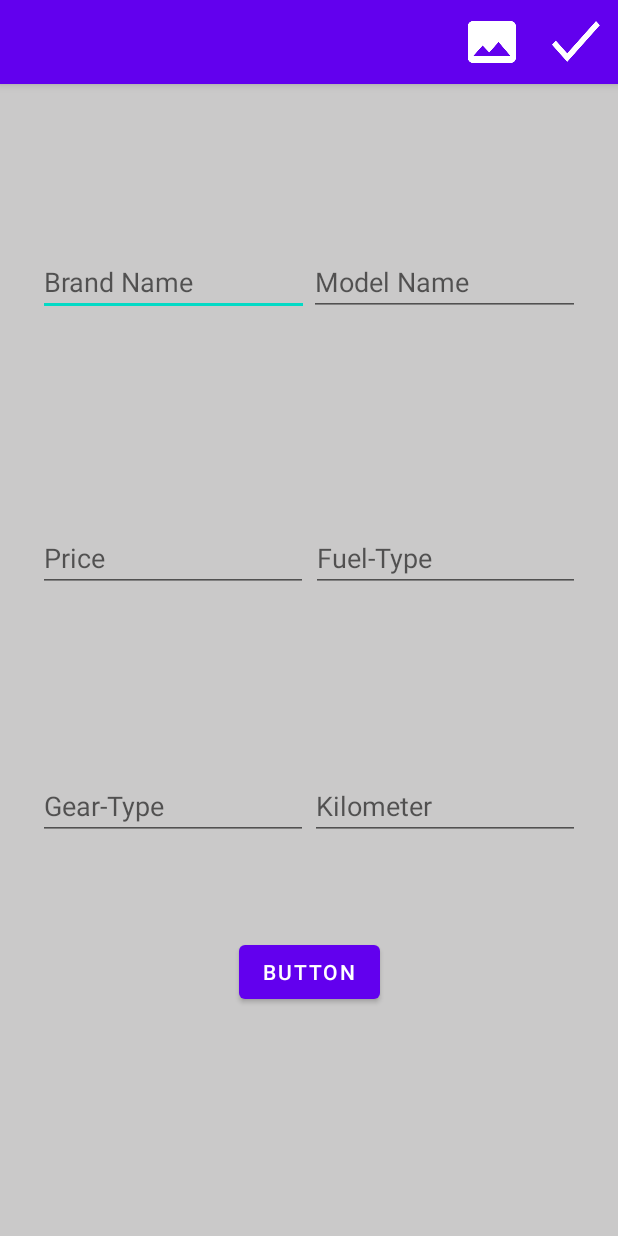
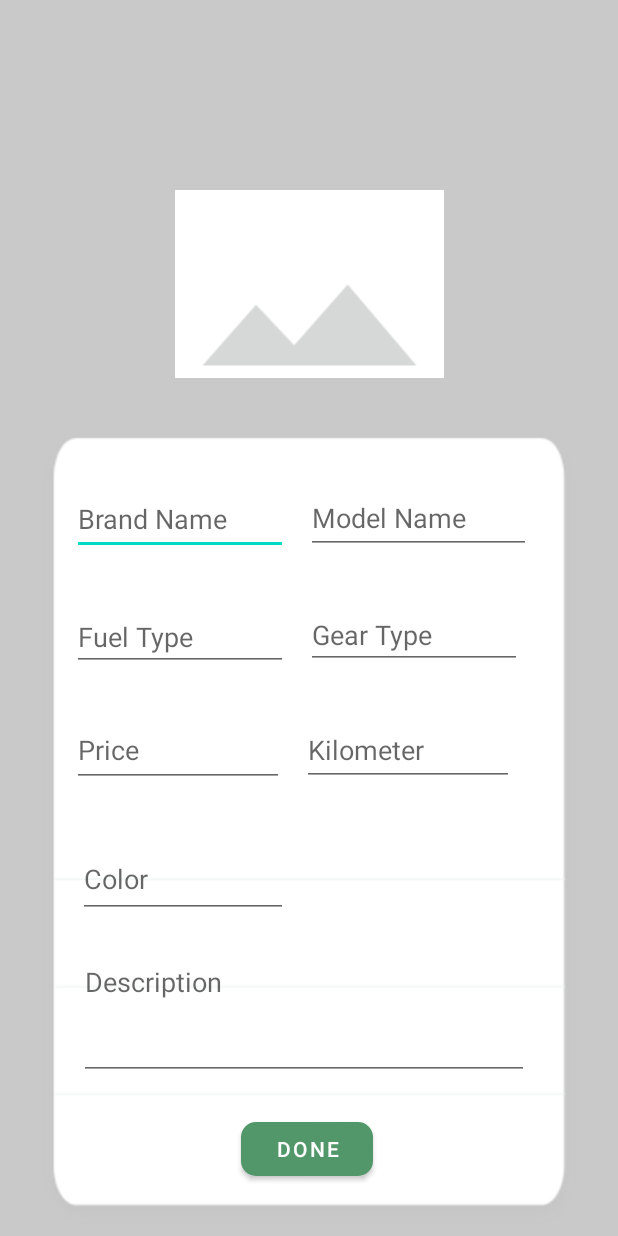
Before and after one commit to batuhanbaran/G14_TrinkCar, an Android app: the NewCarPage screen opened directly, with no data from a screen before it, on a phone screen of 412 x 824 dp. Run offline under Robolectric (Android 15) with nearby library versions, the phone set to English and light mode, and no system bars; libraries missing offline, so code that uses them is left out: com.example.ise308; Roboto replaces fonts that are not available here.

Commit message:
fifth commit

```diff
--- a/app/src/main/java/com/example/ise308/ozkan/ezgi/g14_trinkcar/CarAdapter.kt
+++ b/app/src/main/java/com/example/ise308/ozkan/ezgi/g14_trinkcar/CarAdapter.kt
@@ -5,13 +5,14 @@ import android.view.View
 import android.view.ViewGroup
 import android.widget.TextView
 import androidx.recyclerview.widget.RecyclerView
-import kotlinx.android.synthetic.main.car_new_page.*
+import kotlinx.android.synthetic.main.car_add_page.*
 
 
 
 class CarAdapter(
     private val mainActivity: MainActivity,
     private val carList: List<Car>)
+
     : RecyclerView.Adapter<CarAdapter.ListItemHolder>(){
 
 
--- a/app/src/main/java/com/example/ise308/ozkan/ezgi/g14_trinkcar/NewCarPage.kt
+++ b/app/src/main/java/com/example/ise308/ozkan/ezgi/g14_trinkcar/NewCarPage.kt
@@ -1,29 +1,27 @@
 package com.example.ise308.ozkan.ezgi.g14_trinkcar
+import android.content.Intent
 import kotlinx.android.synthetic.main.activity_main.*
 
 import androidx.appcompat.app.AppCompatActivity
 import android.os.Bundle
 import android.widget.Button
-import kotlinx.android.synthetic.main.car_new_page.*
+import kotlinx.android.synthetic.main.car_add_page.*
 import android.view.Menu
 
 class NewCarPage : AppCompatActivity() {
 
-    override fun onCreateOptionsMenu(menu: Menu?): Boolean {
-        val inflater = menuInflater
-        inflater.inflate(R.menu.car_new_menu, menu)
-        return super.onCreateOptionsMenu(menu)
-    }
+
 
     override fun onCreate(savedInstanceState: Bundle?) {
         super.onCreate(savedInstanceState)
-        setContentView(R.layout.car_new_page)
+
+        supportActionBar?.hide()
+        setContentView(R.layout.car_add_page)
 
 
 
         //user can add a new car for tap done button
-        val btnOk = findViewById(R.id.btnokk) as Button
-
+        val btnOk = findViewById(R.id.btnOk) as Button
 
 
 
@@ -41,9 +39,11 @@ class NewCarPage : AppCompatActivity() {
             newCar.gearType = gearType.text.toString()
             newCar.km = kilometer.text.toString().toDouble()
 
+            val intent = Intent(this, MainActivity::class.java)
 
+            MainActivity().createNewCar(newCar)
 
-
+            println(newCar.brandName + "Helllooooo")
 
         }
 
--- a/app/src/main/res/layout/activity_main.xml
+++ b/app/src/main/res/layout/activity_main.xml
@@ -8,6 +8,7 @@
 
 
     <androidx.recyclerview.widget.RecyclerView
+        android:id="@+id/recylerView"
         android:layout_width="match_parent"
         android:layout_height="match_parent"
         tools:layout_editor_absoluteX="130dp"
--- a/app/src/main/res/layout/car_add_page.xml
+++ b/app/src/main/res/layout/car_add_page.xml
@@ -7,143 +7,150 @@
     android:background="#CAC9C9"
     app:layout_constraintCircleRadius="30dp">
 
+
+
+    <ImageButton
+        android:id="@+id/imageButton"
+        android:layout_width="179dp"
+        android:layout_height="125dp"
+        android:layout_marginTop="24dp"
+        android:layout_marginBottom="30dp"
+        app:layout_constraintBottom_toTopOf="@+id/imageView4"
+        app:layout_constraintEnd_toEndOf="parent"
+        app:layout_constraintStart_toStartOf="parent"
+        app:layout_constraintTop_toTopOf="parent"
+        app:layout_constraintVertical_bias="1.0"
+        app:srcCompat="@drawable/image" />
+
     <ImageView
-        android:id="@+id/imageView6"
-        android:layout_width="374dp"
-        android:layout_height="476dp"
-        android:layout_marginBottom="44dp"
-        android:paddingTop="10dp"
+        android:id="@+id/imageView4"
+        android:layout_width="403dp"
+        android:layout_height="542dp"
         app:layout_constraintBottom_toBottomOf="parent"
         app:layout_constraintEnd_toEndOf="parent"
         app:layout_constraintStart_toStartOf="parent"
         app:srcCompat="@drawable/img6" />
 
     <EditText
-        android:id="@+id/editTextTextPersonName2"
-        android:layout_width="137dp"
-        android:layout_height="54dp"
-        android:layout_marginStart="28dp"
-        android:layout_marginLeft="28dp"
-        android:layout_marginTop="84dp"
+        android:id="@+id/brandName"
+        android:layout_width="144dp"
+        android:layout_height="48dp"
+        android:layout_marginStart="48dp"
+        android:layout_marginLeft="48dp"
+        android:layout_marginTop="40dp"
         android:ems="10"
+        android:hint="Brand Name"
         android:inputType="textPersonName"
-        android:text="Name"
-        app:layout_constraintStart_toStartOf="@+id/imageView6"
-        app:layout_constraintTop_toTopOf="@+id/imageView6" />
+        app:layout_constraintStart_toStartOf="parent"
+        app:layout_constraintTop_toTopOf="@+id/imageView4" />
 
     <EditText
-        android:id="@+id/editTextTextPersonName5"
-        android:layout_width="161dp"
-        android:layout_height="56dp"
-        android:layout_marginEnd="36dp"
-        android:layout_marginRight="36dp"
+        android:id="@+id/modelName"
+        android:layout_width="150dp"
+        android:layout_height="47dp"
+        android:layout_marginStart="12dp"
+        android:layout_marginLeft="12dp"
         android:ems="10"
+        android:hint="Model Name"
         android:inputType="textPersonName"
-        android:text="Name"
-        app:layout_constraintBottom_toBottomOf="@+id/editTextTextPersonName2"
-        app:layout_constraintEnd_toEndOf="@+id/imageView6"
-        app:layout_constraintTop_toTopOf="@+id/editTextTextPersonName2"
-        app:layout_constraintVertical_bias="1.0" />
+        app:layout_constraintBottom_toBottomOf="@+id/brandName"
+        app:layout_constraintStart_toEndOf="@+id/brandName"
+        app:layout_constraintTop_toTopOf="@+id/brandName"
+        app:layout_constraintVertical_bias="0.0" />
 
     <EditText
-        android:id="@+id/editTextTextPersonName6"
-        android:layout_width="136dp"
+        android:id="@+id/fuelType"
+        android:layout_width="144dp"
         android:layout_height="45dp"
-        android:layout_marginStart="28dp"
-        android:layout_marginLeft="28dp"
-        android:layout_marginTop="76dp"
+        android:layout_marginStart="48dp"
+        android:layout_marginLeft="48dp"
+        android:layout_marginTop="32dp"
         android:ems="10"
+        android:hint="Fuel Type"
         android:inputType="textPersonName"
-        android:text="Name"
-        app:layout_constraintStart_toStartOf="@+id/imageView6"
-        app:layout_constraintTop_toBottomOf="@+id/editTextTextPersonName2" />
+        app:layout_constraintStart_toStartOf="parent"
+        app:layout_constraintTop_toBottomOf="@+id/brandName" />
 
     <EditText
-        android:id="@+id/editTextTextPersonName8"
-        android:layout_width="159dp"
+        android:id="@+id/gearType"
+        android:layout_width="144dp"
         android:layout_height="44dp"
         android:layout_marginStart="12dp"
         android:layout_marginLeft="12dp"
         android:ems="10"
+        android:hint="Gear Type"
         android:inputType="textPersonName"
-        android:text="Name"
-        app:layout_constraintBottom_toBottomOf="@+id/editTextTextPersonName6"
-        app:layout_constraintStart_toEndOf="@+id/editTextTextPersonName6"
-        app:layout_constraintTop_toTopOf="@+id/editTextTextPersonName6"
+        app:layout_constraintBottom_toBottomOf="@+id/fuelType"
+        app:layout_constraintStart_toEndOf="@+id/fuelType"
+        app:layout_constraintTop_toTopOf="@+id/fuelType"
         app:layout_constraintVertical_bias="0.0" />
 
     <EditText
-        android:id="@+id/editTextTextPersonName9"
-        android:layout_width="134dp"
+        android:id="@+id/price"
+        android:layout_width="141dp"
         android:layout_height="49dp"
-        android:layout_marginStart="28dp"
-        android:layout_marginLeft="28dp"
-        android:layout_marginTop="60dp"
+        android:layout_marginStart="48dp"
+        android:layout_marginLeft="48dp"
+        android:layout_marginTop="28dp"
         android:ems="10"
+        android:hint="Price"
         android:inputType="textPersonName"
-        android:text="Name"
-        app:layout_constraintStart_toStartOf="@+id/imageView6"
-        app:layout_constraintTop_toBottomOf="@+id/editTextTextPersonName6" />
+        app:layout_constraintStart_toStartOf="parent"
+        app:layout_constraintTop_toBottomOf="@+id/fuelType" />
 
     <EditText
-        android:id="@+id/editTextTextPersonName10"
-        android:layout_width="159dp"
+        android:id="@+id/kilometer"
+        android:layout_width="141dp"
         android:layout_height="48dp"
         android:layout_marginStart="12dp"
         android:layout_marginLeft="12dp"
         android:ems="10"
+        android:hint="Kilometer"
         android:inputType="textPersonName"
-        android:text="Name"
-        app:layout_constraintBottom_toBottomOf="@+id/editTextTextPersonName9"
-        app:layout_constraintStart_toEndOf="@+id/editTextTextPersonName9"
-        app:layout_constraintTop_toTopOf="@+id/editTextTextPersonName9"
-        app:layout_constraintVertical_bias="0.0" />
+        app:layout_constraintBottom_toBottomOf="@+id/price"
+        app:layout_constraintStart_toEndOf="@+id/price"
+        app:layout_constraintTop_toTopOf="@+id/price" />
 
     <Button
-        android:id="@+id/button3"
-        android:layout_width="86dp"
-        android:layout_height="75dp"
-        android:layout_marginTop="124dp"
-        android:layout_marginEnd="84dp"
-        android:layout_marginRight="84dp"
-        android:background="#00FBFBFB"
-        android:shadowColor="#00FFFFFF"
-        android:textColor="#00FFFFFF"
-        android:textColorHighlight="#00FFFFFF"
-        android:textColorHint="#00FFFFFF"
-        android:textColorLink="#00FFFFFF"
-        app:backgroundTint="#E8E5E5"
-        app:icon="@drawable/ic_baseline_add_24"
-        app:iconSize="50dp"
-        app:iconTint="#070707"
-        app:layout_constraintEnd_toEndOf="parent"
-        app:layout_constraintTop_toTopOf="@+id/imageView8"
-        app:rippleColor="#00FFFFFF" />
-
-    <ImageView
-        android:id="@+id/imageView8"
-        android:layout_width="198dp"
-        android:layout_height="193dp"
-        android:layout_marginTop="48dp"
-        android:background="#00FFFFFF"
-        app:layout_constraintEnd_toEndOf="parent"
-        app:layout_constraintHorizontal_bias="0.497"
-        app:layout_constraintStart_toStartOf="parent"
-        app:layout_constraintTop_toTopOf="parent"
-        tools:srcCompat="@drawable/ic_baseline_image_24" />
-
-    <Button
-        android:id="@+id/button4"
+        android:id="@+id/btnOk"
         android:layout_width="wrap_content"
         android:layout_height="wrap_content"
-        android:layout_marginBottom="28dp"
+        android:layout_marginStart="156dp"
+        android:layout_marginLeft="156dp"
         android:text="Done"
-        android:textColor="#000000"
-        app:backgroundTint="#FFFFFF"
+        android:textColor="#FFFFFF"
+        app:backgroundTint="#519769"
         app:cornerRadius="10dp"
-        app:layout_constraintBottom_toBottomOf="parent"
-        app:layout_constraintEnd_toEndOf="parent"
-        app:layout_constraintHorizontal_bias="0.498"
-        app:layout_constraintStart_toStartOf="parent" />
+        app:layout_constraintBottom_toBottomOf="@+id/imageView4"
+        app:layout_constraintStart_toStartOf="@+id/imageView4"
+        app:layout_constraintTop_toBottomOf="@+id/description"
+        app:layout_constraintVertical_bias="0.391" />
+
+    <EditText
+        android:id="@+id/description"
+        android:layout_width="300dp"
+        android:layout_height="88dp"
+        android:layout_marginStart="48dp"
+        android:layout_marginLeft="48dp"
+        android:layout_marginTop="20dp"
+        android:ems="10"
+        android:gravity="start|top"
+        android:hint="Description"
+        android:inputType="textMultiLine"
+        app:layout_constraintStart_toStartOf="@+id/imageView4"
+        app:layout_constraintTop_toBottomOf="@+id/color" />
+
+    <EditText
+        android:id="@+id/color"
+        android:layout_width="140dp"
+        android:layout_height="51dp"
+        android:layout_marginStart="52dp"
+        android:layout_marginLeft="52dp"
+        android:layout_marginTop="36dp"
+        android:ems="10"
+        android:hint="Color"
+        android:inputType="textPersonName"
+        app:layout_constraintStart_toStartOf="parent"
+        app:layout_constraintTop_toBottomOf="@+id/price" />
 
 </androidx.constraintlayout.widget.ConstraintLayout>
--- a/app/src/main/res/layout/car_new_page.xml
+++ /dev/null
@@ -1,101 +0,0 @@
-<?xml version="1.0" encoding="utf-8"?>
-<androidx.constraintlayout.widget.ConstraintLayout xmlns:android="http://schemas.android.com/apk/res/android"
-    xmlns:app="http://schemas.android.com/apk/res-auto"
-    xmlns:tools="http://schemas.android.com/tools"
-    android:id="@+id/image"
-    android:layout_width="match_parent"
-    android:layout_height="match_parent"
-    android:background="#CAC9C9"
-    android:orderInCategory="100"
-    android:padding="25dp"
-
-    android:title="picture">
-
-    <EditText
-        android:id="@+id/brandName"
-        android:layout_width="0dp"
-        android:layout_height="wrap_content"
-        android:ems="10"
-        android:hint="Brand Name"
-        android:inputType="textPersonName"
-        app:layout_constraintBaseline_toBaselineOf="@+id/modelName"
-        app:layout_constraintEnd_toStartOf="@+id/modelName"
-        app:layout_constraintHorizontal_chainStyle="packed"
-        app:layout_constraintStart_toStartOf="parent" />
-
-    <EditText
-        android:id="@+id/price"
-        android:layout_width="0dp"
-        android:layout_height="wrap_content"
-        android:layout_marginEnd="2dp"
-        android:layout_marginRight="2dp"
-        android:ems="10"
-        android:hint="Price"
-        android:inputType="textPersonName"
-        app:layout_constraintBaseline_toBaselineOf="@+id/fuelType"
-        app:layout_constraintEnd_toStartOf="@+id/fuelType"
-        app:layout_constraintHorizontal_chainStyle="packed"
-        app:layout_constraintStart_toStartOf="parent" />
-
-    <EditText
-        android:id="@+id/modelName"
-        android:layout_width="0dp"
-        android:layout_height="wrap_content"
-        android:layout_marginTop="84dp"
-        android:ems="10"
-        android:hint="Model Name"
-        android:inputType="textPersonName"
-        app:layout_constraintEnd_toEndOf="parent"
-        app:layout_constraintStart_toEndOf="@+id/brandName"
-        app:layout_constraintTop_toTopOf="parent" />
-
-    <EditText
-        android:id="@+id/fuelType"
-        android:layout_width="0dp"
-        android:layout_height="wrap_content"
-        android:layout_marginTop="268dp"
-        android:ems="10"
-        android:hint="Fuel-Type"
-        android:inputType="textPersonName"
-        app:layout_constraintEnd_toEndOf="parent"
-        app:layout_constraintStart_toEndOf="@+id/price"
-        app:layout_constraintTop_toTopOf="parent" />
-
-    <EditText
-        android:id="@+id/gearType"
-        android:layout_width="0dp"
-        android:layout_height="wrap_content"
-        android:layout_marginEnd="1dp"
-        android:layout_marginRight="1dp"
-        android:ems="10"
-        android:hint="Gear-Type"
-        android:inputType="textPersonName"
-        app:layout_constraintBaseline_toBaselineOf="@+id/kilometer"
-        app:layout_constraintEnd_toStartOf="@+id/kilometer"
-        app:layout_constraintHorizontal_chainStyle="packed"
-        app:layout_constraintStart_toStartOf="parent" />
-
-    <EditText
-        android:id="@+id/kilometer"
-        android:layout_width="0dp"
-        android:layout_height="wrap_content"
-        android:layout_marginTop="120dp"
-        android:ems="10"
-        android:hint="Kilometer"
-        android:inputType="textPersonName"
-        app:layout_constraintEnd_toEndOf="parent"
-        app:layout_constraintStart_toEndOf="@+id/gearType"
-        app:layout_constraintTop_toBottomOf="@+id/fuelType" />
-
-    <Button
-        android:id="@+id/btnokk"
-        android:layout_width="wrap_content"
-        android:layout_height="wrap_content"
-        android:layout_marginTop="64dp"
-        android:text="Button"
-        app:layout_constraintEnd_toEndOf="parent"
-        app:layout_constraintStart_toStartOf="parent"
-        app:layout_constraintTop_toBottomOf="@+id/gearType" />
-
-
-</androidx.constraintlayout.widget.ConstraintLayout>
--- a/app/src/main/res/menu/car_new_menu.xml
+++ /dev/null
@@ -1,21 +0,0 @@
-<?xml version="1.0" encoding="utf-8"?>
-<menu xmlns:android="http://schemas.android.com/apk/res/android"
-    xmlns:app="http://schemas.android.com/apk/res-auto"
-    xmlns:tools="http://schemas.android.com/tools"
-    tools:context="com.example.myapplication.NewCarPage">
-
-    <item
-        android:id="@+id/done"
-        android:icon="@drawable/image"
-        android:title="Item One"
-
-        app:showAsAction="always" />
-
-    <item
-        android:id="@+id/image"
-        android:icon="@drawable/done"
-        android:title="picture"
-        app:showAsAction="always" />
-
-
-</menu>
```
Also changed, not shown: app/src/main/java/com/example/ise308/ozkan/ezgi/g14_trinkcar/MainActivity.kt (+34 -6 lines), app/src/main/res/layout/car_list_page.xml (+37 -13 lines), app/src/main/res/drawable-v24/img6.png (added), app/src/main/res/drawable/img6.png (deleted).
